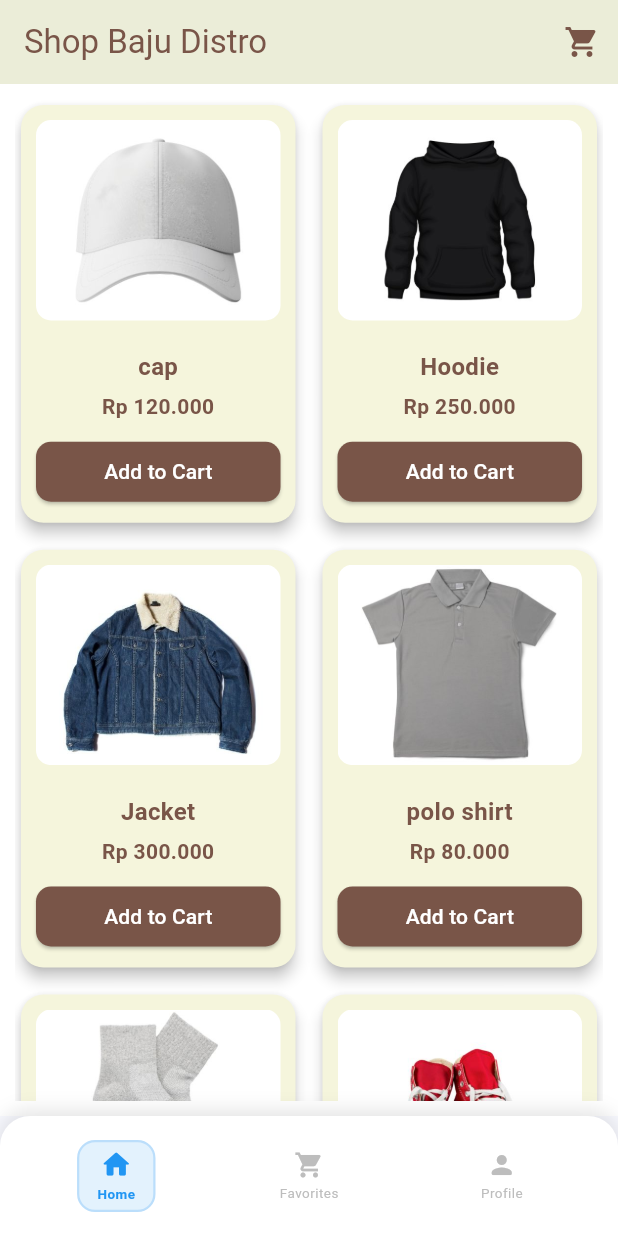
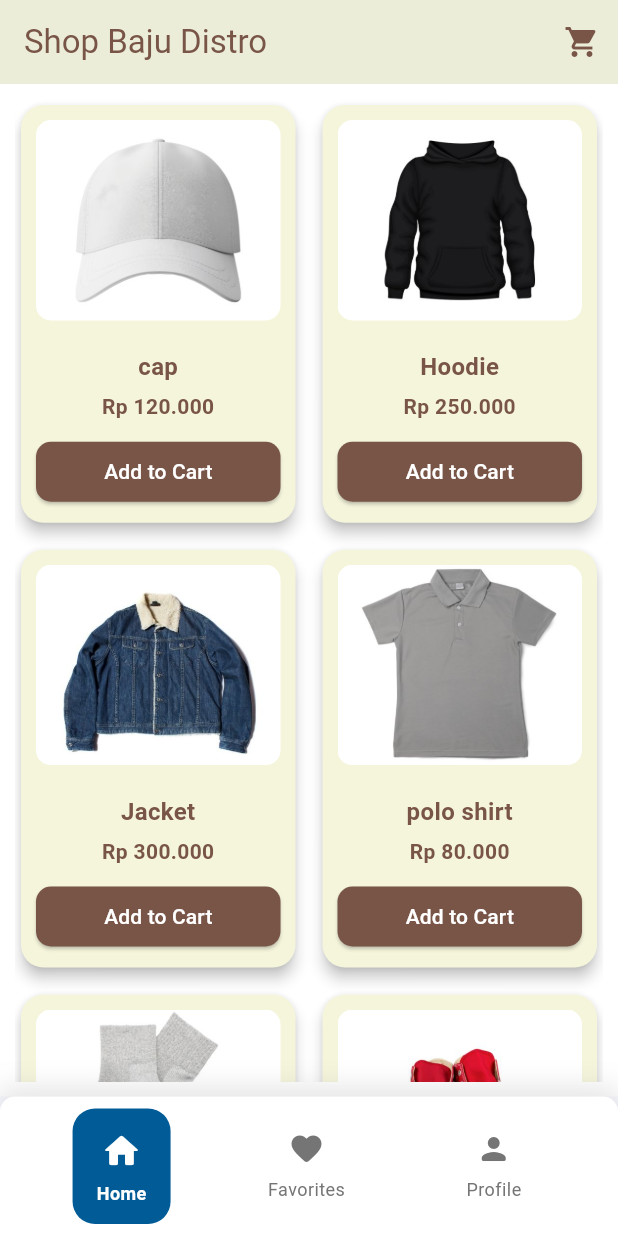
Before and after one commit to HilalSyah/Project-Firebase, a Flutter app: the BottomNav screen opened by its route, on a phone screen of 412 x 824 dp. Run offline on Flutter 3.47's test engine with Material 3 defaults, Android fonts, the phone set to English and light mode, and no system bars; our stand-ins replace awesome_notifications, cloud_firestore, firebase_auth, firebase_core, firebase_messaging, fluttertoast and 2 more; accounts and stored records are empty.

```diff
--- a/lib/screens/bottom_nav.dart
+++ b/lib/screens/bottom_nav.dart
@@ -7,7 +7,6 @@ import 'profile_screen.dart';
 class BottomNav extends StatelessWidget {
   BottomNav({Key? key}) : super(key: key);
 
-
   final RxInt currentIndex = 0.obs;
 
   final screens = [
@@ -15,7 +14,6 @@ class BottomNav extends StatelessWidget {
     FavoriteScreen(),
     ProfileFireBase(),
   ];
-
 
   void changePage(int index) {
     currentIndex.value = index;
@@ -26,31 +24,31 @@ class BottomNav extends StatelessWidget {
     return Scaffold(
       body: Obx(() => screens[currentIndex.value]),
       bottomNavigationBar: Container(
-        height: 80,
+        height: 93, // Ukuran bottom nav bar yang lebih kecil
         decoration: BoxDecoration(
-          color: Colors.white,
+          color: Colors.white, // Ganti dengan warna putih agar lebih bersih
           borderRadius: BorderRadius.only(
-            topLeft: Radius.circular(20),
-            topRight: Radius.circular(20),
+            topLeft: Radius.circular(10),
+            topRight: Radius.circular(10),
           ),
           boxShadow: [
             BoxShadow(
-              color: Colors.black.withOpacity(0.1),
-              spreadRadius: 1,
-              blurRadius: 10,
-              offset: Offset(0, -3),
+              color: Colors.black.withOpacity(0.1), // Shadow lebih lembut
+              blurRadius: 15,
+              spreadRadius: 2,
+              offset: Offset(0, -4),
             ),
           ],
         ),
         child: ClipRRect(
           borderRadius: BorderRadius.only(
-            topLeft: Radius.circular(20),
-            topRight: Radius.circular(20),
+            topLeft: Radius.circular(30),
+            topRight: Radius.circular(30),
           ),
           child: Padding(
-            padding: const EdgeInsets.symmetric(horizontal: 16, vertical: 5),
+            padding: const EdgeInsets.symmetric(horizontal: 24, vertical: 8),
             child: Obx(
-              () => Row(
+                  () => Row(
                 mainAxisAlignment: MainAxisAlignment.spaceAround,
                 children: [
                   _buildNavItem(
@@ -59,7 +57,7 @@ class BottomNav extends StatelessWidget {
                     index: 0,
                   ),
                   _buildNavItem(
-                    icon: Icons.shopping_cart,
+                    icon: Icons.favorite_rounded,
                     label: 'Favorites',
                     index: 1,
                   ),
@@ -87,33 +85,30 @@ class BottomNav extends StatelessWidget {
     return GestureDetector(
       onTap: () => changePage(index),
       child: AnimatedContainer(
-        duration: Duration(milliseconds: 200),
+        duration: Duration(milliseconds: 300),
         padding: EdgeInsets.symmetric(
-          horizontal: 12,
-          vertical: 4,
+          horizontal: 16,
+          vertical: isSelected ? 14 : 10,
         ),
         decoration: BoxDecoration(
-          color: isSelected ? Colors.blue.shade50 : Colors.transparent,
-          borderRadius: BorderRadius.circular(12),
-          border: isSelected
-              ? Border.all(color: Colors.blue.shade100, width: 1.5)
-              : null,
+          color: isSelected ? Color(0xFF005B96) : Colors.transparent, // Warna biru pastel saat dipilih
+          borderRadius: BorderRadius.circular(15),
         ),
         child: Column(
           mainAxisSize: MainAxisSize.min,
           children: [
             Icon(
               icon,
-              color: isSelected ? Colors.blue : Colors.grey.shade400,
-              size: isSelected ? 22 : 20,
+              color: isSelected ? Colors.white : Colors.grey.shade600,
+              size: isSelected ? 28 : 24,
             ),
-            SizedBox(height: 2),
+            SizedBox(height: 6),
             Text(
               label,
               style: TextStyle(
-                color: isSelected ? Colors.blue : Colors.grey.shade400,
-                fontSize: 9,
-                fontWeight: isSelected ? FontWeight.w600 : FontWeight.normal,
+                color: isSelected ? Colors.white : Colors.grey.shade600,
+                fontSize: 12,
+                fontWeight: isSelected ? FontWeight.bold : FontWeight.normal,
                 letterSpacing: 0.3,
               ),
             ),
```
Also changed, not shown: lib/screens/profile_screen.dart (+64 -2 lines).
